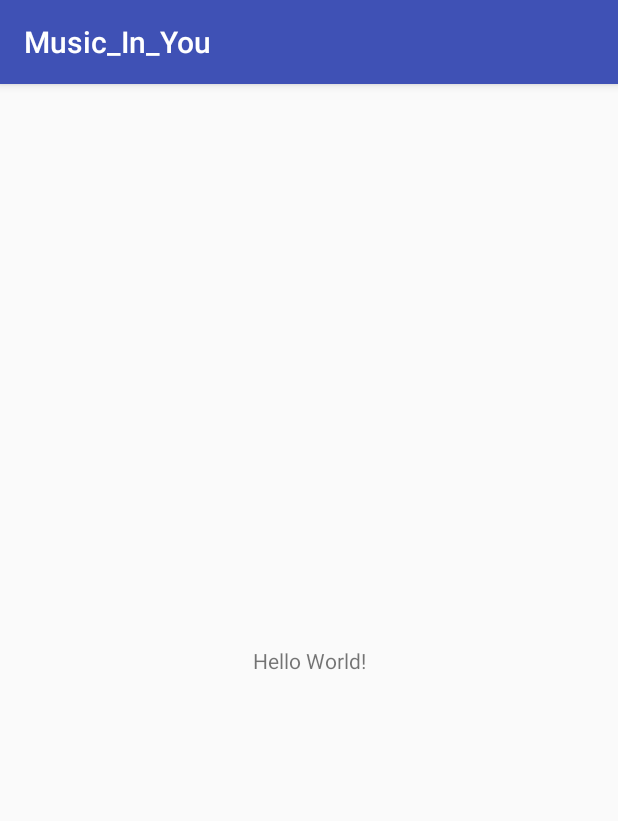
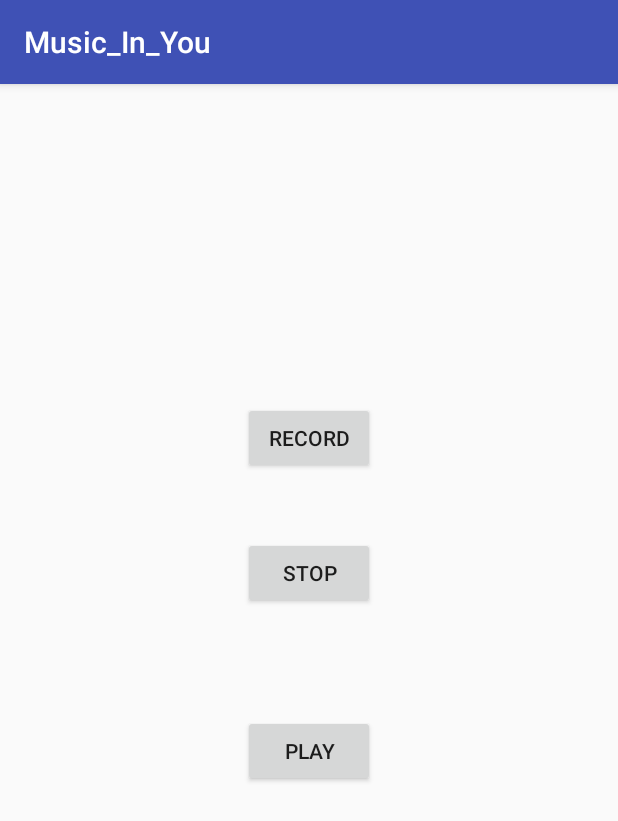
Before and after one commit to eleeje97/Music_In_You, an Android app: the screen it shows after launch (MainActivity), on a phone screen of 412 x 824 dp. Shown: the top 821 px of the screen. Run offline under Robolectric (Android 15) with nearby library versions, the phone set to English and light mode, and no system bars.

Commit message:
add audio recorder & player

```diff
--- a/Music_In_You/app/src/main/AndroidManifest.xml
+++ b/Music_In_You/app/src/main/AndroidManifest.xml
@@ -1,6 +1,10 @@
 <?xml version="1.0" encoding="utf-8"?>
 <manifest xmlns:android="http://schemas.android.com/apk/res/android"
     package="com.example.kwons.music_in_you">
+
+    <uses-permission android:name="android.permission.RECORD_AUDIO" />
+    <uses-permission android:name="android.permission.READ_EXTERNAL_STORAGE"/>
+    <uses-permission android:name="android.permission.WRITE_EXTERNAL_STORAGE"/>
 
     <application
         android:allowBackup="true"
@@ -18,4 +22,5 @@
         </activity>
     </application>
 
+
 </manifest>
--- a/Music_In_You/app/src/main/java/com/example/kwons/music_in_you/MainActivity.java
+++ b/Music_In_You/app/src/main/java/com/example/kwons/music_in_you/MainActivity.java
@@ -1,13 +1,159 @@
 package com.example.kwons.music_in_you;
 
+import android.content.Context;
+import android.media.MediaPlayer;
+import android.media.MediaRecorder;
+import android.os.Environment;
+import android.provider.MediaStore;
 import android.support.v7.app.AppCompatActivity;
 import android.os.Bundle;
+import android.util.Log;
+import android.view.View;
+import android.widget.Button;
+import android.widget.Toast;
+
+import java.io.File;
+import java.io.IOException;
 
 public class MainActivity extends AppCompatActivity {
+
+
+    // 녹음 시작/정지/재생 버튼
+    Button startButton;
+    Button stopButton;
+    Button playButton;
+
+    // 녹음 파일 저장할 경로 지정
+    //final private static String RECORD_FILE = getFilesDir().getAbsolutePath() + "/MIYU/test_record";
+    //final private static String RECORD_FILE = "/MIYU/test_record";
+    File file;
+
+    // 녹음기 객체
+    MediaRecorder recorder;
+
+    // Player 객체
+    MediaPlayer player;
 
     @Override
     protected void onCreate(Bundle savedInstanceState) {
         super.onCreate(savedInstanceState);
         setContentView(R.layout.activity_main);
+
+
+        file = new File(getFilesDir(), "test_record");
+        Log.i("file 경로: ", file.getAbsolutePath());
+
+
+        /*
+        // 파일 생성
+        File saveFile = new File(RECORD_FILE); // 저장 경로
+        // 폴더 생성
+        if(!saveFile.exists()){ // 폴더 없을 경우
+            saveFile.mkdir(); // 폴더 생성
+        }
+        */
+
+
+
+
+        // 녹음 시작/정지/재생 버튼을 가져옴
+        startButton = (Button)findViewById(R.id.start);
+        stopButton = (Button)findViewById(R.id.stop);
+        playButton = (Button)findViewById(R.id.play);
+
+        startButton.setOnClickListener(new View.OnClickListener() {
+            public void onClick(View view) {
+
+                // recorder가 null이 아니면, recorder를 비운다.
+                if(recorder != null) {
+                    recorder.stop();
+                    recorder.release();
+                    recorder = null;
+                }
+
+
+
+                // recorder 객체 생성
+                recorder = new MediaRecorder();
+                Log.i("MediaRecorder 객체: ", recorder.toString());
+
+
+
+                recorder.setAudioSource(MediaRecorder.AudioSource.MIC); // 마이크를 통해 음성을 받는다.
+                recorder.setOutputFormat(MediaRecorder.OutputFormat.THREE_GPP); // 파일 타입 설정
+                recorder.setAudioEncoder(MediaRecorder.AudioEncoder.AMR_NB); // 코덱 설정
+
+
+
+
+                recorder.setOutputFile(file.getAbsolutePath()); // 저장될 파일 위치 지정
+                //recorder.setOutputFile(RECORD_FILE);
+
+
+
+                try {
+                    Toast.makeText(getApplicationContext(), "녹음을 시작합니다.", Toast.LENGTH_LONG).show();
+
+                    recorder.prepare();
+                    recorder.start();
+                } catch (Exception e) {
+                    Log.e("SampleAudioRecorder", "Exception: ", e);
+                }
+
+
+
+            }
+        });
+
+        stopButton.setOnClickListener(new View.OnClickListener() {
+            public void onClick(View view) {
+                // 녹음 중인 recorder가 없으면 return
+                if(recorder == null)
+                    return;
+
+                recorder.stop();
+                recorder.release();;
+                recorder = null;
+
+                Toast.makeText(getApplicationContext(), "녹음이 중지되었습니다.", Toast.LENGTH_LONG).show();
+            }
+        });
+
+
+        playButton.setOnClickListener(new View.OnClickListener() {
+            public void onClick(View view) {
+                playAudio();
+            }
+        });
+
+
+
     }
+
+    private void playAudio() {
+        try {
+            closePlayer();
+
+            player = new MediaPlayer();
+            player.setDataSource(file.getAbsolutePath());
+            player.prepare();
+            player.start();
+
+            Toast.makeText(this, "재생 시작됨.", Toast.LENGTH_SHORT).show();
+        } catch (IOException e) {
+            e.printStackTrace();
+        }
+    }
+
+    public void closePlayer() {
+        if (player != null) {
+            player.release();
+            player = null;
+        }
+    }
+
+
+
+
+
 }
--- a/Music_In_You/app/src/main/res/layout/activity_main.xml
+++ b/Music_In_You/app/src/main/res/layout/activity_main.xml
@@ -6,13 +6,49 @@
     android:layout_height="match_parent"
     tools:context=".MainActivity">
 
-    <TextView
+    <Button
+        android:id="@+id/start"
         android:layout_width="wrap_content"
         android:layout_height="wrap_content"
-        android:text="Hello World!"
+        android:layout_marginStart="8dp"
+        android:layout_marginTop="8dp"
+        android:layout_marginEnd="8dp"
+        android:layout_marginBottom="8dp"
+        android:text="RECORD"
         app:layout_constraintBottom_toBottomOf="parent"
-        app:layout_constraintLeft_toLeftOf="parent"
-        app:layout_constraintRight_toRightOf="parent"
-        app:layout_constraintTop_toTopOf="parent" />
+        app:layout_constraintEnd_toEndOf="parent"
+        app:layout_constraintStart_toStartOf="parent"
+        app:layout_constraintTop_toTopOf="parent"
+        app:layout_constraintVertical_bias="0.29" />
+
+    <Button
+        android:id="@+id/stop"
+        android:layout_width="wrap_content"
+        android:layout_height="wrap_content"
+        android:layout_marginStart="8dp"
+        android:layout_marginTop="8dp"
+        android:layout_marginEnd="8dp"
+        android:layout_marginBottom="8dp"
+        android:text="STOP"
+        app:layout_constraintBottom_toBottomOf="parent"
+        app:layout_constraintEnd_toEndOf="parent"
+        app:layout_constraintStart_toStartOf="parent"
+        app:layout_constraintTop_toTopOf="parent"
+        app:layout_constraintVertical_bias="0.418" />
+
+    <Button
+        android:id="@+id/play"
+        android:layout_width="wrap_content"
+        android:layout_height="wrap_content"
+        android:layout_marginStart="8dp"
+        android:layout_marginTop="8dp"
+        android:layout_marginEnd="8dp"
+        android:layout_marginBottom="8dp"
+        android:text="PLAY"
+        app:layout_constraintBottom_toBottomOf="parent"
+        app:layout_constraintEnd_toEndOf="parent"
+        app:layout_constraintStart_toStartOf="parent"
+        app:layout_constraintTop_toTopOf="parent"
+        app:layout_constraintVertical_bias="0.586" />
 
 </android.support.constraint.ConstraintLayout>
```
